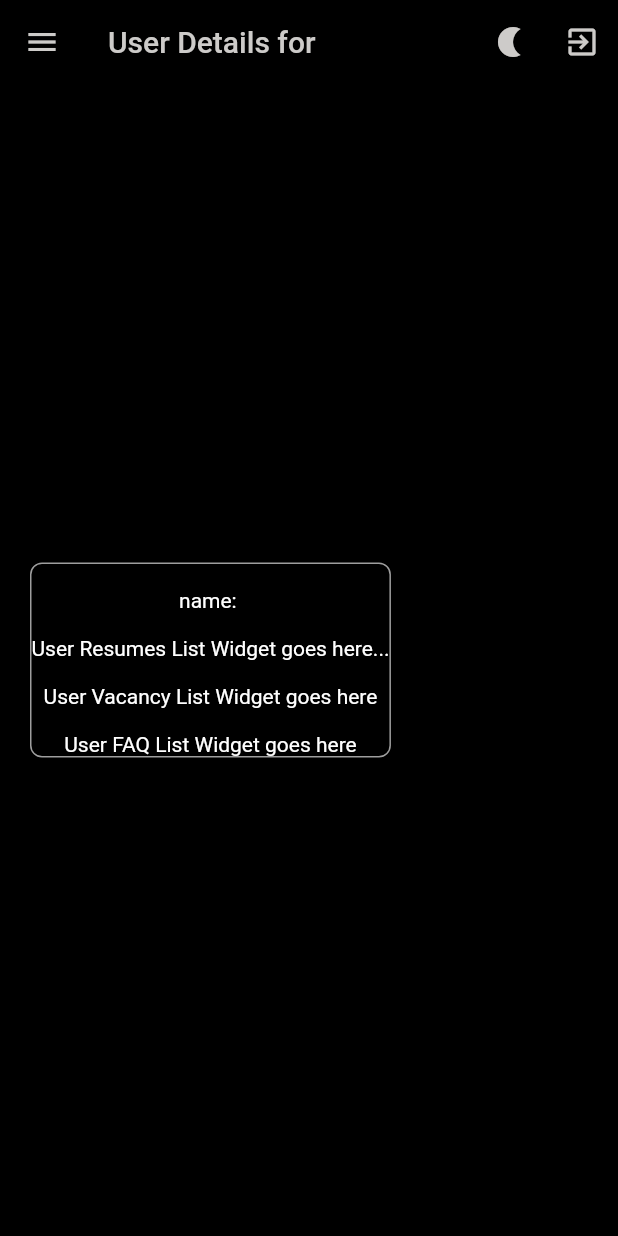
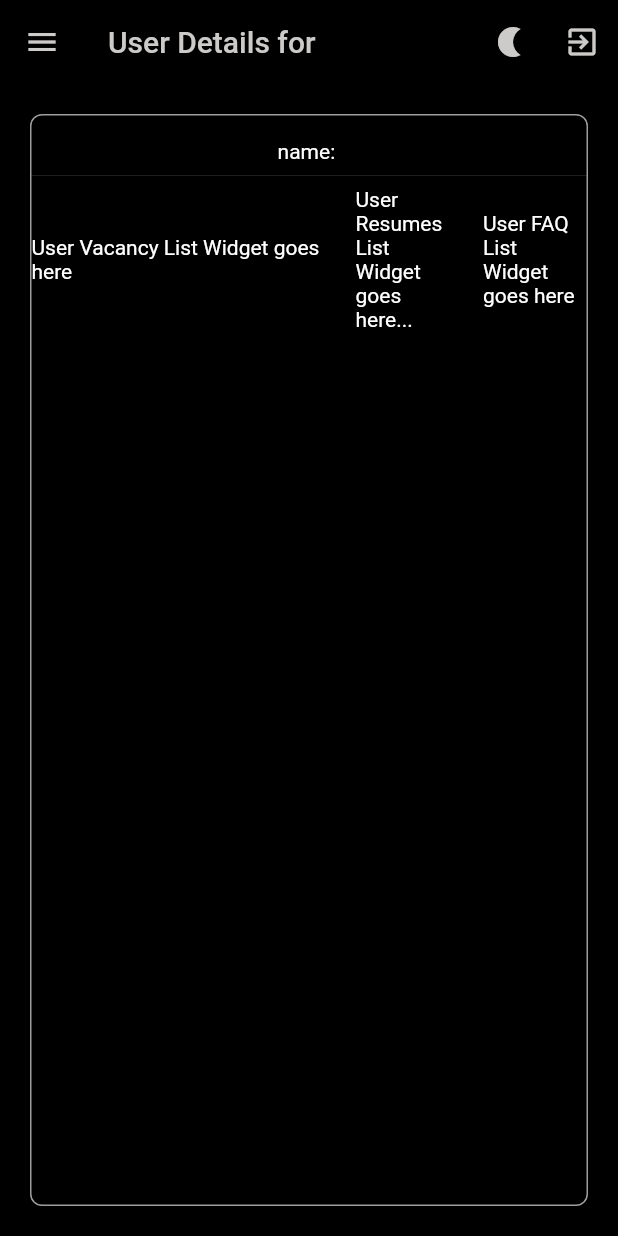
Before and after one commit to sam-tuck/ninjasite, a Flutter app: the UserDetailsPage screen opened directly with empty values, on a phone screen of 412 x 824 dp. Run offline on Flutter 3.47's test engine with Material 2 defaults, Android fonts, the phone set to English and light mode, and no system bars; our stand-ins replace cloud_firestore, equatable, firebase_auth, firebase_core, flutter_riverpod, jiffy and 1 more; missing offline and left inert: login; accounts and stored records are empty; statements that could not run were skipped.

Commit message:
layout changes

```diff
--- a/lib/admin/user_details.dart
+++ b/lib/admin/user_details.dart
@@ -25,26 +25,42 @@ class UserDetails extends ConsumerWidget {
           loading: () => Container(),
           error: (e, s) => ErrorWidget(e),
           data: (userDoc) => Container(
+              alignment: Alignment.topLeft,
               decoration: BoxDecoration(
                   borderRadius: BorderRadius.all(Radius.circular(8)),
                   border: Border.all(
                     color: Colors.grey,
                   )),
-              child: SingleChildScrollView(
-                  child: Column(
-                children: [
+              child: Column(children: [
                 Text(userDoc.id),
                 Text('name: ${userDoc.data()!['name'] ?? ''}'),
                 Divider(),
-
-                  Text(
-                      'User Resumes List Widget goes here...'), // Replace with UserResumeListWidget(userDoc.id)
-                  Divider(),
-                  Text(
+                Row(
+                  mainAxisSize: MainAxisSize.max,
+                  mainAxisAlignment: MainAxisAlignment.start,
+                  crossAxisAlignment: CrossAxisAlignment.center,
+                  children: [
+                    SizedBox(
+                      width: 200,
+                      // child: SingleChildScrollView(
+                      child: Text(
                           'User Vacancy List Widget goes here'), // Replace with UserVacancyListWidget(userDoc.id)
-                  Divider(),
-                  Text(
+                    ),
+                    VerticalDivider(),
+                    Expanded(
+                        flex: 5,
+                        child: SingleChildScrollView(
+                          child: Text(
+                              'User Resumes List Widget goes here...'), // Replace with UserResumeListWidget(userDoc.id))),
+                        )),
+                    VerticalDivider(),
+                    Expanded(
+                        flex: 5,
+                        child: SingleChildScrollView(
+                          child: Text(
                               'User FAQ List Widget goes here'), // Replace with UserFAQListWidget(userDoc.id)
+                        ))
                   ],
-              ))));
+                )
+              ])));
 }
--- a/lib/admin/user_details_page.dart
+++ b/lib/admin/user_details_page.dart
@@ -36,7 +36,7 @@ class UserDetailsPage extends ConsumerWidget {
             mainAxisSize: MainAxisSize.max,
             mainAxisAlignment: MainAxisAlignment.start,
             children: [
-              UserDetails(uid)
+              Expanded(child: UserDetails(uid))
               // Expanded(child: UserList()),
               // Expanded(child: UserDetails(ref.watch(activeUser)))
             ],
```
Lines whose indentation alone changed are shown as unchanged.
